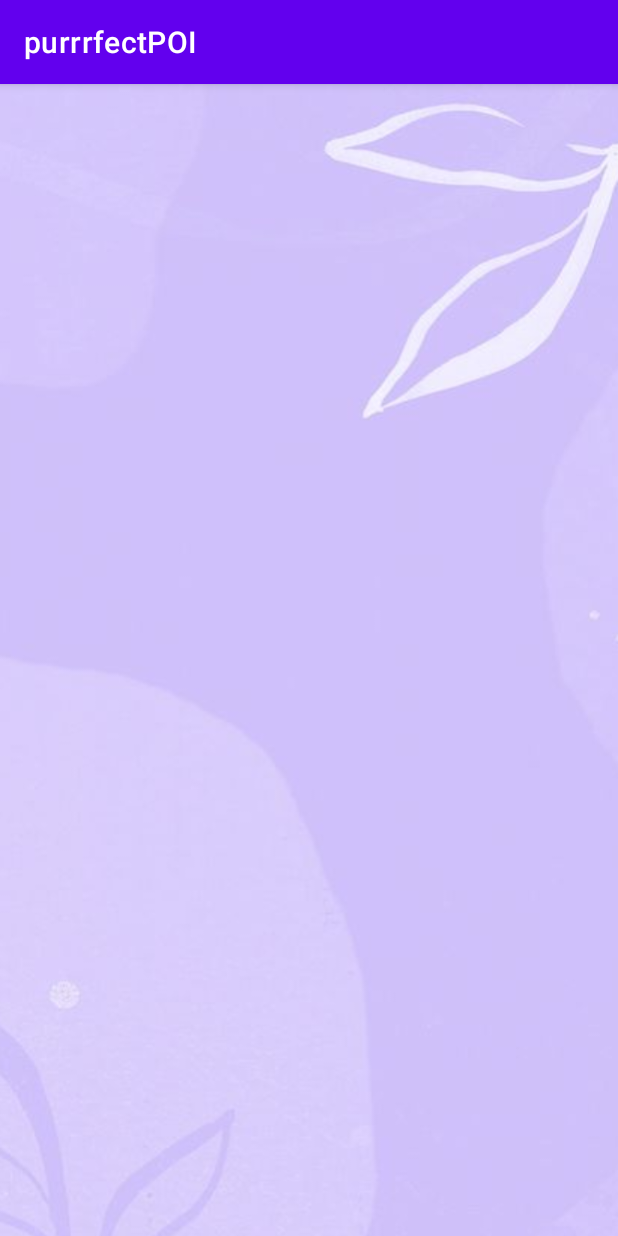
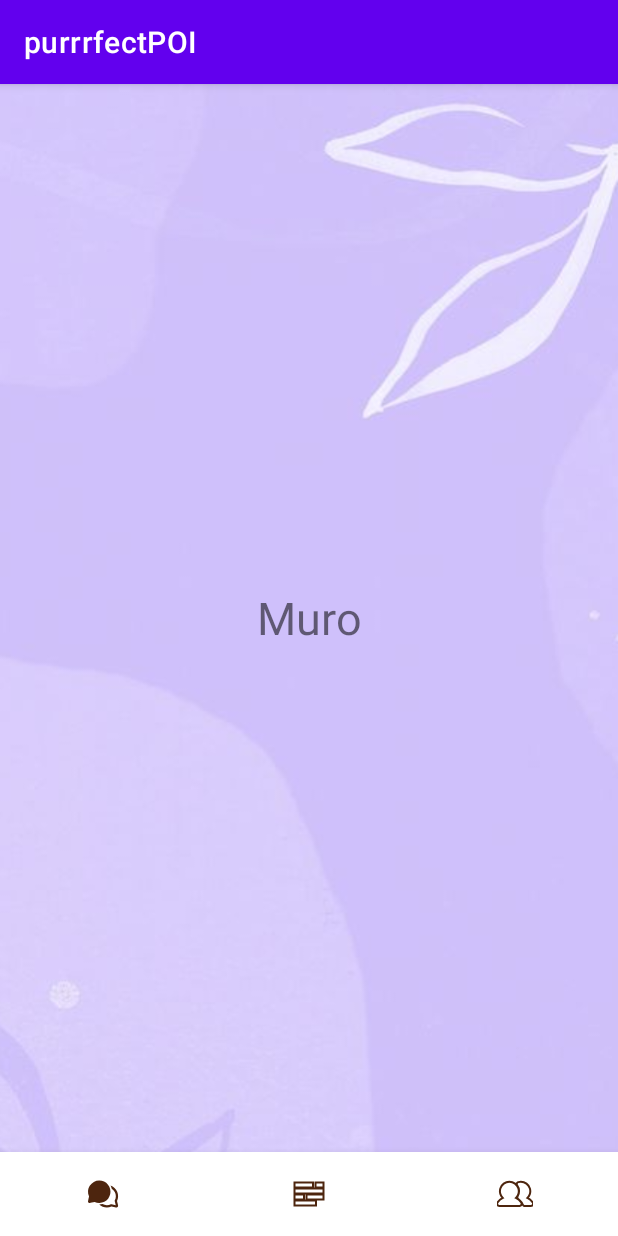
Before and after one commit to paolacuellar/POI, an Android app: the screen it shows after launch (MainActivity), on a phone screen of 412 x 824 dp. Run offline under Robolectric (Android 15) with nearby library versions, the phone set to English and light mode, and no system bars.

Commit message:
Bottom Nav Bar y Fragmento "Mis Chats"

```diff
--- a/app/src/main/java/com/example/purrrfectpoi/MainActivity.kt
+++ b/app/src/main/java/com/example/purrrfectpoi/MainActivity.kt
@@ -2,10 +2,51 @@ package com.example.purrrfectpoi
 
 import androidx.appcompat.app.AppCompatActivity
 import android.os.Bundle
+import android.util.Log
+import androidx.fragment.app.Fragment
+import com.example.purrrfectpoi.fragments.ChatsFragment
+import com.example.purrrfectpoi.fragments.GruposFragment
+import com.example.purrrfectpoi.fragments.MuroFragment
+import com.google.android.material.bottomnavigation.BottomNavigationView
 
 class MainActivity : AppCompatActivity() {
+
+    val TAG="MainActivity"
+
     override fun onCreate(savedInstanceState: Bundle?) {
         super.onCreate(savedInstanceState)
         setContentView(R.layout.activity_main)
+
+        val muroFragment=MuroFragment()
+        val chatsFragment=ChatsFragment()
+        val gruposFragment=GruposFragment()
+
+        setCurrentFragment(muroFragment)
+
+        val bottom_navigation=findViewById<BottomNavigationView>(R.id.bottom_navigation)
+
+        bottom_navigation.setOnItemSelectedListener {
+            when(it.itemId){
+                R.id.nav_chats ->{
+                    setCurrentFragment(chatsFragment)
+                    Log.i(TAG, "Chats Selected")
+                }
+                R.id.nav_muro ->{
+                    setCurrentFragment(muroFragment)
+                    Log.i(TAG, "Muro Selected")
+                }
+                R.id.nav_grupos ->{
+                    setCurrentFragment(gruposFragment)
+                    Log.i(TAG, "Grupos Selected")
+                }
+            }
+            true
+        }
     }
+
+    private fun setCurrentFragment(fragment: Fragment)=
+        supportFragmentManager.beginTransaction().apply {
+            replace(R.id.content,fragment)
+            commit()
+        }
 }
--- /dev/null
+++ b/app/src/main/java/com/example/purrrfectpoi/fragments/ChatsFragment.kt
@@ -0,0 +1,17 @@
+package com.example.purrrfectpoi.fragments
+
+import android.os.Bundle
+import android.view.LayoutInflater
+import android.view.View
+import android.view.ViewGroup
+import androidx.fragment.app.Fragment
+import com.example.purrrfectpoi.R
+
+class ChatsFragment: Fragment() {
+
+    override fun onCreateView(
+        inflater: LayoutInflater,
+        container: ViewGroup?,
+        savedInstanceState: Bundle?
+    ): View? = inflater.inflate(R.layout.fragment_chats,container,false)
+}
--- /dev/null
+++ b/app/src/main/java/com/example/purrrfectpoi/fragments/GruposFragment.kt
@@ -0,0 +1,18 @@
+package com.example.purrrfectpoi.fragments
+
+import android.os.Bundle
+import android.view.LayoutInflater
+import android.view.View
+import android.view.ViewGroup
+import androidx.fragment.app.Fragment
+import com.example.purrrfectpoi.R
+
+class GruposFragment: Fragment() {
+
+    override fun onCreateView(
+        inflater: LayoutInflater,
+        container: ViewGroup?,
+        savedInstanceState: Bundle?
+    ): View? = inflater.inflate(R.layout.fragment_grupos,container,false)
+
+}
--- /dev/null
+++ b/app/src/main/java/com/example/purrrfectpoi/fragments/MuroFragment.kt
@@ -0,0 +1,17 @@
+package com.example.purrrfectpoi.fragments
+
+import android.os.Bundle
+import android.view.LayoutInflater
+import android.view.View
+import android.view.ViewGroup
+import androidx.fragment.app.Fragment
+import com.example.purrrfectpoi.R
+
+class MuroFragment: Fragment() {
+
+    override fun onCreateView(
+        inflater: LayoutInflater,
+        container: ViewGroup?,
+        savedInstanceState: Bundle?
+    ): View? = inflater.inflate(R.layout.fragment_muro,container,false)
+}
--- /dev/null
+++ b/app/src/main/res/drawable/chat_icon.xml
@@ -0,0 +1,7 @@
+<?xml version="1.0" encoding="utf-8"?>
+<selector xmlns:android="http://schemas.android.com/apk/res/android">
+
+    <item android:drawable="@drawable/ic_chat_multiple_brown" android:state_checked="true"/>
+
+    <item android:drawable="@drawable/ic_chat_multiple_outlined_brown" android:state_checked="false"/>
+</selector>
--- /dev/null
+++ b/app/src/main/res/drawable/group_icon.xml
@@ -0,0 +1,8 @@
+<?xml version="1.0" encoding="utf-8"?>
+<selector xmlns:android="http://schemas.android.com/apk/res/android">
+
+    <item android:drawable="@drawable/ic_users_brown" android:state_checked="true"/>
+
+    <item android:drawable="@drawable/ic_users_outlined_brown" android:state_checked="false"/>
+
+</selector>
--- /dev/null
+++ b/app/src/main/res/drawable/nav_item_colour_selected.xml
@@ -0,0 +1,12 @@
+<?xml version="1.0" encoding="utf-8"?>
+<selector xmlns:android="http://schemas.android.com/apk/res/android">
+
+    <item
+        android:state_checked="true"
+        android:color="@color/coffee"/>
+
+    <item
+        android:state_checked="false"
+        android:color="@color/coffee"/>
+
+</selector>
--- /dev/null
+++ b/app/src/main/res/drawable/post_icon.xml
@@ -0,0 +1,8 @@
+<?xml version="1.0" encoding="utf-8"?>
+<selector xmlns:android="http://schemas.android.com/apk/res/android">
+
+    <item android:drawable="@drawable/ic_posts_brown" android:state_checked="true"/>
+
+    <item android:drawable="@drawable/ic_posts_outlined_brown" android:state_checked="false"/>
+
+</selector>
--- a/app/src/main/res/layout/activity_main.xml
+++ b/app/src/main/res/layout/activity_main.xml
@@ -1,8 +1,41 @@
 <?xml version="1.0" encoding="utf-8"?>
-<androidx.constraintlayout.widget.ConstraintLayout xmlns:android="http://schemas.android.com/apk/res/android"
+<RelativeLayout xmlns:android="http://schemas.android.com/apk/res/android"
     xmlns:app="http://schemas.android.com/apk/res-auto"
     xmlns:tools="http://schemas.android.com/tools"
     android:layout_width="match_parent"
     android:layout_height="match_parent"
     android:background="@drawable/floral"
-    tools:context=".MainActivity"/>
+    tools:context=".MainActivity">
+
+    <!--<TextView
+      android:layout_width="wrap_content"
+      android:layout_height="wrap_content"
+      android:text="Home"
+      android:textSize="50sp"
+      android:textStyle="bold"
+      android:layout_centerInParent="true"
+      />-->
+
+    <!-- Fragmentlayout: show fragment -->
+    <FrameLayout
+        android:id="@+id/content"
+        android:layout_width="match_parent"
+        android:layout_height="match_parent"
+        android:layout_weight="1"
+        android:layout_above="@+id/bottom_navigation">
+    </FrameLayout>
+
+    <!-- Bottom Navigation: show menu -->
+    <com.google.android.material.bottomnavigation.BottomNavigationView
+        android:layout_width="match_parent"
+        android:layout_height="wrap_content"
+        android:layout_alignParentBottom="true"
+        android:id="@+id/bottom_navigation"
+        app:itemBackground="@color/white"
+        app:itemTextColor="@drawable/nav_item_colour_selected"
+        app:itemIconTint="@drawable/nav_item_colour_selected"
+        app:labelVisibilityMode="unlabeled"
+        app:menu="@menu/menu_navigation"
+        />
+
+</RelativeLayout>
--- /dev/null
+++ b/app/src/main/res/layout/fragment_muro.xml
@@ -0,0 +1,14 @@
+<?xml version="1.0" encoding="utf-8"?>
+<FrameLayout xmlns:android="http://schemas.android.com/apk/res/android"
+    android:layout_width="match_parent"
+    android:layout_height="match_parent">
+
+    <TextView
+        android:layout_width="match_parent"
+        android:layout_height="match_parent"
+        android:textAlignment="center"
+        android:textSize="30sp"
+        android:gravity="center"
+        android:text="Muro" />
+
+</FrameLayout>
--- /dev/null
+++ b/app/src/main/res/menu/menu_navigation.xml
@@ -0,0 +1,18 @@
+<?xml version="1.0" encoding="utf-8"?>
+<menu xmlns:android="http://schemas.android.com/apk/res/android">
+
+    <item
+        android:id="@+id/nav_chats"
+        android:title="Mis Chats"
+        android:icon="@drawable/chat_icon"
+        />
+    <item
+        android:id="@+id/nav_muro"
+        android:title="Muro General"
+        android:icon="@drawable/post_icon"/>
+    <item
+        android:id="@+id/nav_grupos"
+        android:title="Mis Grupos"
+        android:icon="@drawable/group_icon"
+        />
+</menu>
```
Also changed, not shown: app/src/main/res/drawable/search_background.xml (added, +15 -0 lines), app/src/main/res/layout/fragment_chats.xml (added, +58 -0 lines), app/src/main/res/layout/fragment_grupos.xml (added, +14 -0 lines), app/src/main/res/layout/item_chat.xml (added, +70 -0 lines).
